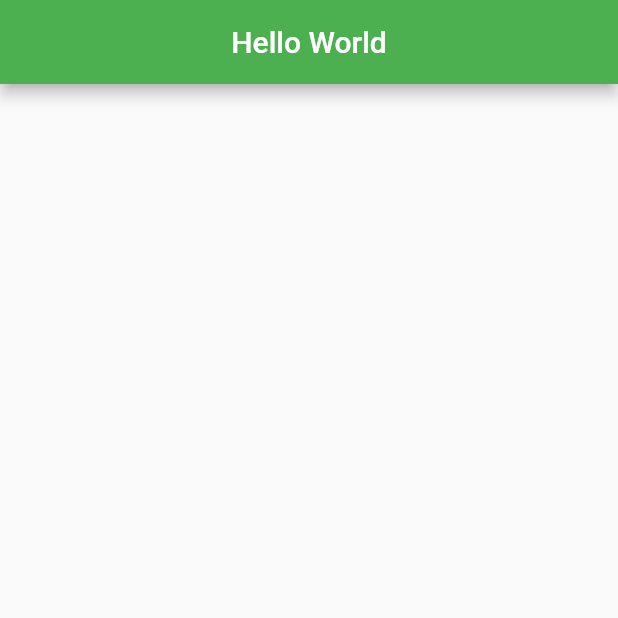
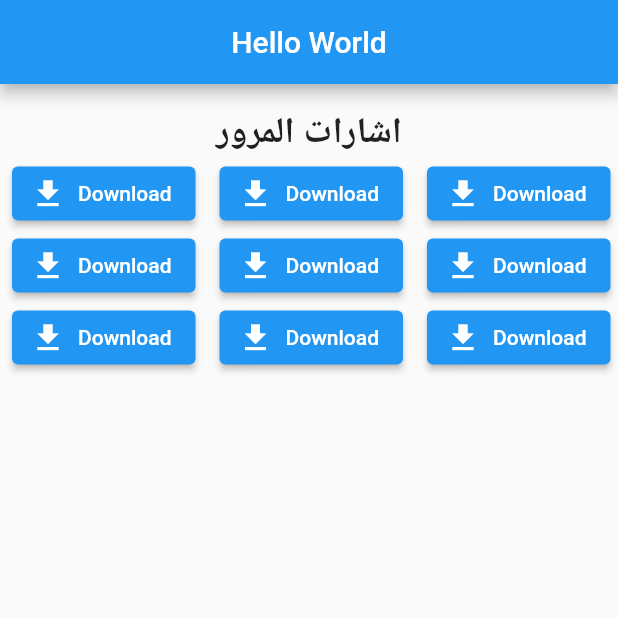
Before and after one commit to Sameerabusara/theory, a Flutter app: the screen it shows after launch, on a phone screen of 412 x 824 dp, the top half of it. Run offline on Flutter 3.47's test engine with Material 2 defaults, Android fonts, the phone set to English and light mode, and no system bars.

Commit message:
update 1

```diff
--- a/theory/lib/main.dart
+++ b/theory/lib/main.dart
@@ -11,10 +11,7 @@ class MyApp extends StatelessWidget {
   @override
   Widget build(BuildContext context) {
     return MaterialApp(
-        title: 'Flutter Demo',
-        theme: ThemeData(
-          primarySwatch: Colors.green,
-        ),
-        home: theory());
+      home: theory(),
+    );
   }
 }
--- a/theory/lib/theory.dart
+++ b/theory/lib/theory.dart
@@ -20,7 +20,119 @@ class _theoryState extends State<theory> {
       body: Center(
         child: Container(
           child: Column(
-            children: [],
+            children: [
+              Padding(padding: EdgeInsets.all(8.0)),
+              Text(
+                "اشارات المرور",
+                style: TextStyle(
+                  fontSize: 24,
+                  fontWeight: FontWeight.bold,
+                ),
+                textAlign: TextAlign.start,
+              ),
+              Row(
+                children: [
+                  Padding(padding: EdgeInsets.all(4.0)),
+                  ElevatedButton.icon(
+                    onPressed: () {},
+                    icon: Icon(
+                      // <-- Icon
+                      Icons.download,
+                      size: 24.0,
+                    ),
+                    label: Text('Download'), // <-- Text
+                  ),
+                  Padding(padding: EdgeInsets.all(8.0)),
+                  ElevatedButton.icon(
+                    onPressed: () {},
+                    icon: Icon(
+                      // <-- Icon
+                      Icons.download,
+                      size: 24.0,
+                    ),
+                    label: Text('Download'), // <-- Text
+                  ),
+                  Padding(padding: EdgeInsets.all(8.0)),
+                  ElevatedButton.icon(
+                    onPressed: () {},
+                    icon: Icon(
+                      // <-- Icon
+                      Icons.download,
+                      size: 24.0,
+                    ),
+                    label: Text('Download'), // <-- Text
+                  ),
+                ],
+              ),
+              Row(
+                children: [
+                  Padding(padding: EdgeInsets.all(4.0)),
+                  ElevatedButton.icon(
+                    onPressed: () {},
+                    icon: Icon(
+                      // <-- Icon
+                      Icons.download,
+                      size: 24.0,
+                    ),
+                    label: Text('Download'), // <-- Text
+                  ),
+                  Padding(padding: EdgeInsets.all(8.0)),
+                  ElevatedButton.icon(
+                    onPressed: () {},
+                    icon: Icon(
+                      // <-- Icon
+                      Icons.download,
+                      size: 24.0,
+                    ),
+                    label: Text('Download'), // <-- Text
+                  ),
+                  Padding(padding: EdgeInsets.all(8.0)),
+                  ElevatedButton.icon(
+                    onPressed: () {},
+                    icon: Icon(
+                      // <-- Icon
+                      Icons.download,
+                      size: 24.0,
+                    ),
+                    label: Text('Download'), // <-- Text
+                  ),
+                ],
+              ),
+              Row(
+                children: [
+                  Padding(padding: EdgeInsets.all(4.0)),
+                  ElevatedButton.icon(
+                    onPressed: () {},
+                    icon: Icon(
+                      // <-- Icon
+                      Icons.download,
+                      size: 24.0,
+                    ),
+                    label: Text('Download'), // <-- Text
+                  ),
+                  Padding(padding: EdgeInsets.all(8.0)),
+                  ElevatedButton.icon(
+                    onPressed: () {},
+                    icon: Icon(
+                      // <-- Icon
+                      Icons.download,
+                      size: 24.0,
+                    ),
+                    label: Text('Download'), // <-- Text
+                  ),
+                  Padding(padding: EdgeInsets.all(8.0)),
+                  ElevatedButton.icon(
+                    onPressed: () {},
+                    icon: Icon(
+                      // <-- Icon
+                      Icons.download,
+                      size: 24.0,
+                    ),
+                    label: Text('Download'), // <-- Text
+                  ),
+                ],
+              ),
+            ],
           ),
         ),
       ),
```
